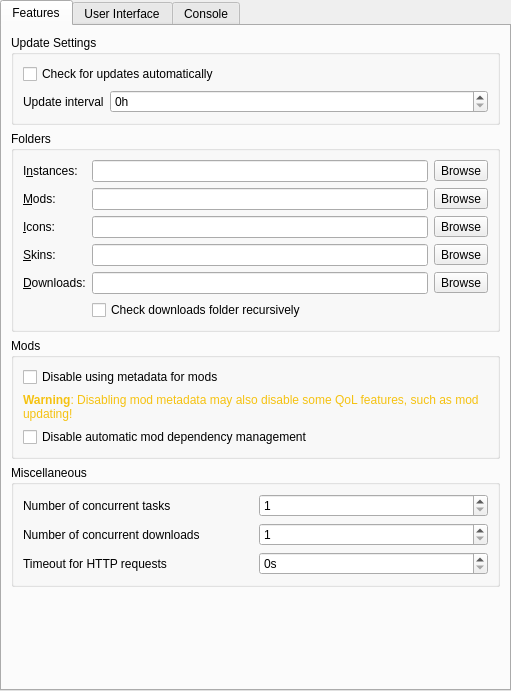
This is launcher/ui/pages/global/LauncherPage.ui in FreesmTeam/FreesmLauncher as Qt 5 draws it before an edit. The edited form follows.
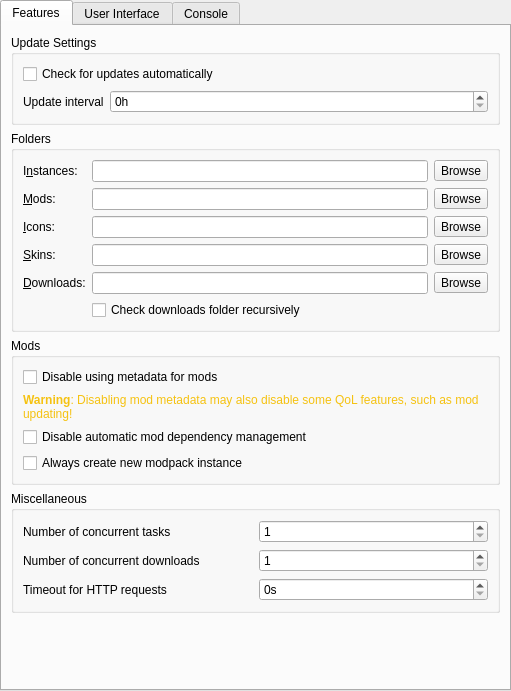
This is the edited form. Custom widgets are drawn as their Qt base class.

Commit message:
Add ModpackUpdatePromptDisabled setting
When creating an instance of a modpack that's already associated with
another instance, the user gets asked if they want to update that
instance instead. This commit introduces a setting to suppress the
prompt and directly create the new instance.

Diff of the .ui file:
```diff
--- a/launcher/ui/pages/global/LauncherPage.ui
+++ b/launcher/ui/pages/global/LauncherPage.ui
@@ -243,6 +243,16 @@
             </property>
            </widget>
           </item>
+          <item>
+           <widget class="QCheckBox" name="modpackUpdatePromptDisableBtn">
+            <property name="toolTip">
+             <string>When creating a new modpack instance, do not suggest updating existing instances.</string>
+            </property>
+            <property name="text">
+             <string>Always create new modpack instance</string>
+            </property>
+           </widget>
+          </item>
          </layout>
         </widget>
        </item>
```
The commit also changes 3 other files.
